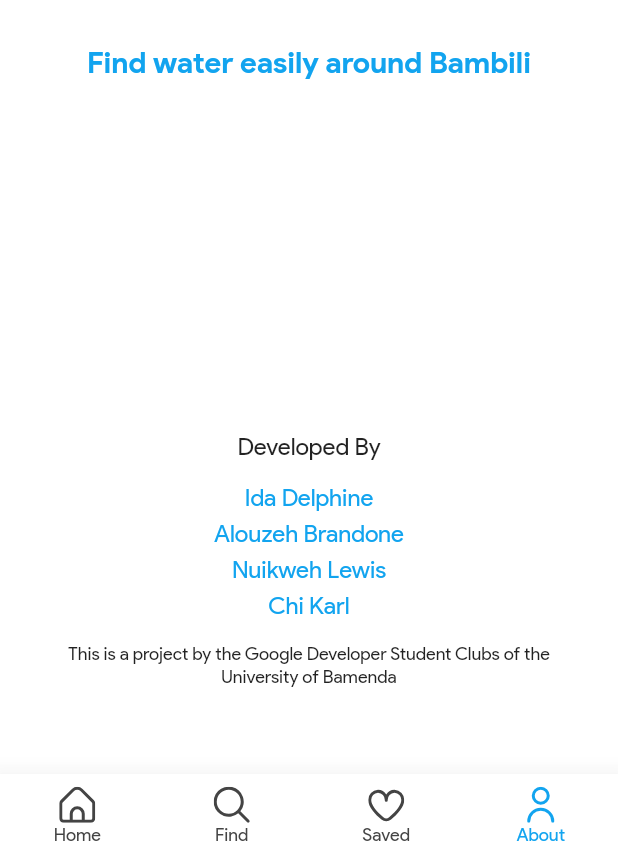
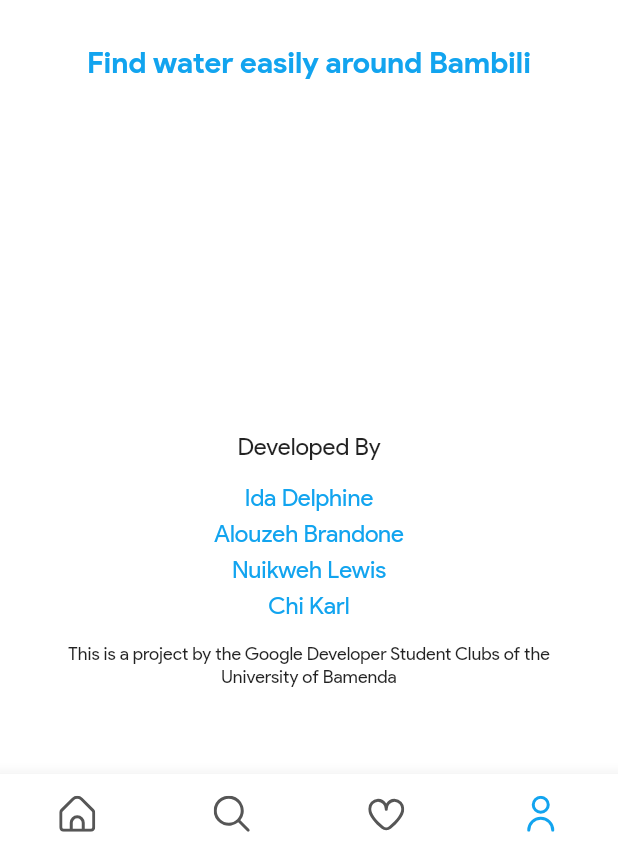
Before and after one commit to gdsc-uba/Flow, a Flutter app: the screen it shows after launch, item 4 of the bottom bar chosen, on a phone screen of 412 x 824 dp, the part 378-1236 px from its top. Run offline on Flutter 3.47's test engine with Material 2 defaults, Android fonts, the phone set to English and light mode, and no system bars; our stand-ins replace cloud_firestore, dio, firebase_core, flutter_svg, google_maps_flutter, location and 1 more; missing offline and left inert: flutter_polyline_points; accounts and stored records are empty.

Commit message:
Edited the Bottom Navigation Bar, Hid labels.

```diff
--- a/lib/Components/flow_bottom_nav_bar.dart
+++ b/lib/Components/flow_bottom_nav_bar.dart
@@ -34,15 +34,16 @@ class _FlowBottomNavBarState extends State<FlowBottomNavBar> {
       bottomNavigationBar: BottomNavigationBar(
         backgroundColor: Colors.white,
         type: BottomNavigationBarType.fixed,
-        elevation: 15,
+        elevation: 10,
         selectedItemColor: primarycolor,
+        unselectedItemColor: textcolor.withOpacity(.1),
         currentIndex: currentMenuIndex,
         onTap: (value) {
           currentMenuIndex = value;
           setState(() {});
         },
-        showUnselectedLabels: true,
-        unselectedItemColor: textcolor,
+        showUnselectedLabels: false,
+        showSelectedLabels: false,
         selectedFontSize: 12,
         unselectedFontSize: 12,
         items: [
@@ -50,7 +51,7 @@ class _FlowBottomNavBarState extends State<FlowBottomNavBar> {
             label: ('Home'),
             icon: SvgPicture.asset(
               'Assets/icons/svgs/fi-rr-home.svg',
-              color: textcolor,
+              color: textcolor.withOpacity(.9),
             ),
             activeIcon: SvgPicture.asset(
               'Assets/icons/svgs/fi-rr-home.svg',
@@ -61,7 +62,7 @@ class _FlowBottomNavBarState extends State<FlowBottomNavBar> {
             label: 'Find',
             icon: SvgPicture.asset(
               'Assets/icons/svgs/fi-rr-search.svg',
-              color: textcolor,
+              color: textcolor.withOpacity(.9),
             ),
             activeIcon: SvgPicture.asset(
               'Assets/icons/svgs/fi-rr-search.svg',
@@ -72,7 +73,7 @@ class _FlowBottomNavBarState extends State<FlowBottomNavBar> {
             label: 'Saved',
             icon: SvgPicture.asset(
               'Assets/icons/svgs/fi-rr-heart.svg',
-              color: textcolor,
+              color: textcolor.withOpacity(.9),
             ),
             activeIcon: SvgPicture.asset(
               'Assets/icons/svgs/fi-rr-heart.svg',
@@ -83,7 +84,7 @@ class _FlowBottomNavBarState extends State<FlowBottomNavBar> {
             label: 'About',
             icon: SvgPicture.asset(
               'Assets/icons/svgs/fi-rr-user.svg',
-              color: textcolor,
+              color: textcolor.withOpacity(.9),
             ),
             activeIcon: SvgPicture.asset(
               'Assets/icons/svgs/fi-rr-user.svg',
```
